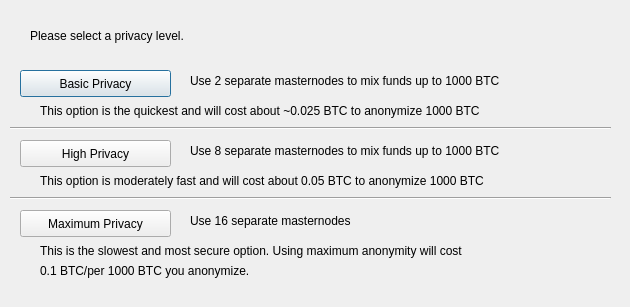
Old version of the form src/qt/forms/darksendconfig.ui in the repository zentoshi/zentoshi.
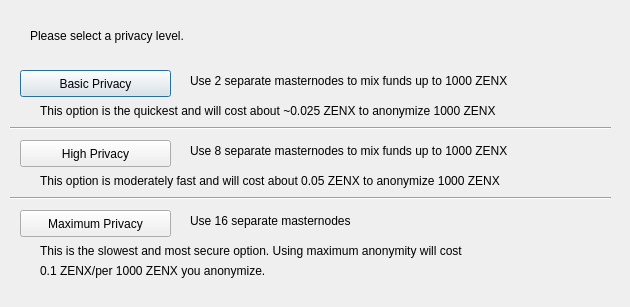
New version of the form.

Patch:
```diff
--- a/src/qt/forms/darksendconfig.ui
+++ b/src/qt/forms/darksendconfig.ui
@@ -75,7 +75,7 @@
     </rect>
    </property>
    <property name="text">
-    <string>Use 2 separate masternodes to mix funds up to 1000 BTC</string>
+    <string>Use 2 separate masternodes to mix funds up to 1000 ZENX</string>
    </property>
   </widget>
   <widget class="QLabel" name="label_3">
@@ -88,7 +88,7 @@
     </rect>
    </property>
    <property name="text">
-    <string>Use 8 separate masternodes to mix funds up to 1000 BTC</string>
+    <string>Use 8 separate masternodes to mix funds up to 1000 ZENX</string>
    </property>
   </widget>
   <widget class="QLabel" name="label_4">
@@ -114,7 +114,7 @@
     </rect>
    </property>
    <property name="text">
-    <string>This option is the quickest and will cost about ~0.025 BTC to anonymize 1000 BTC</string>
+    <string>This option is the quickest and will cost about ~0.025 ZENX to anonymize 1000 ZENX</string>
    </property>
   </widget>
   <widget class="QLabel" name="label_7">
@@ -127,7 +127,7 @@
     </rect>
    </property>
    <property name="text">
-    <string>This option is moderately fast and will cost about 0.05 BTC to anonymize 1000 BTC</string>
+    <string>This option is moderately fast and will cost about 0.05 ZENX to anonymize 1000 ZENX</string>
    </property>
   </widget>
   <widget class="QLabel" name="label_8">
@@ -153,7 +153,7 @@
     </rect>
    </property>
    <property name="text">
-    <string>0.1 BTC/per 1000 BTC you anonymize.</string>
+    <string>0.1 ZENX/per 1000 ZENX you anonymize.</string>
    </property>
   </widget>
   <widget class="Line" name="line">
```
